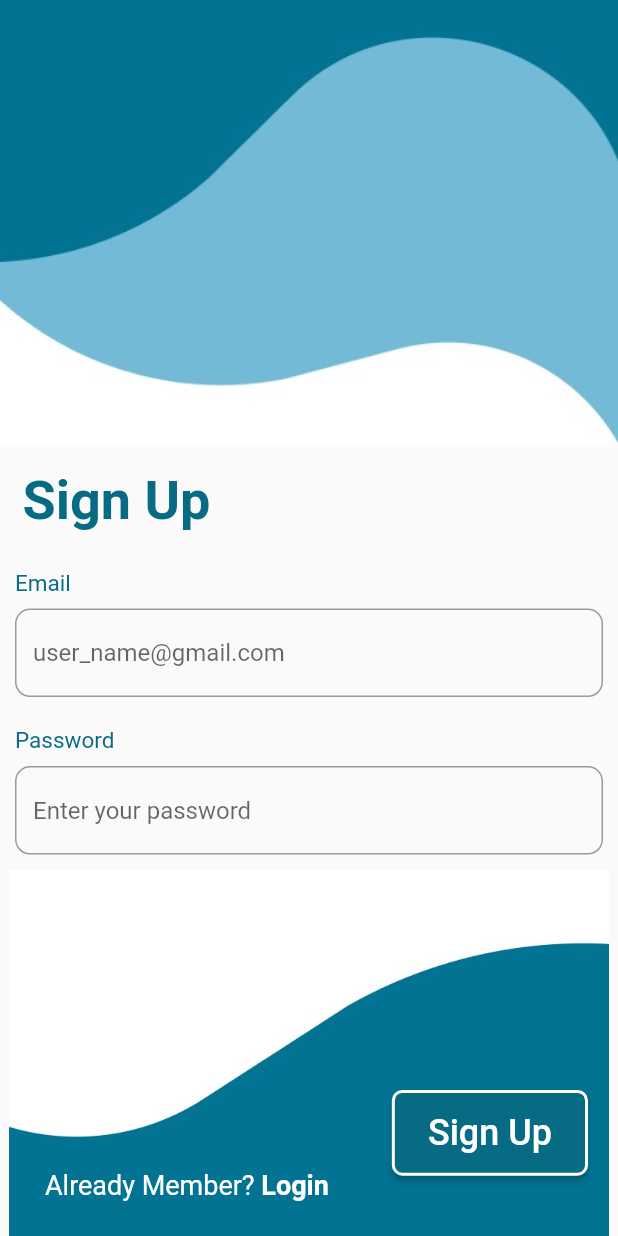
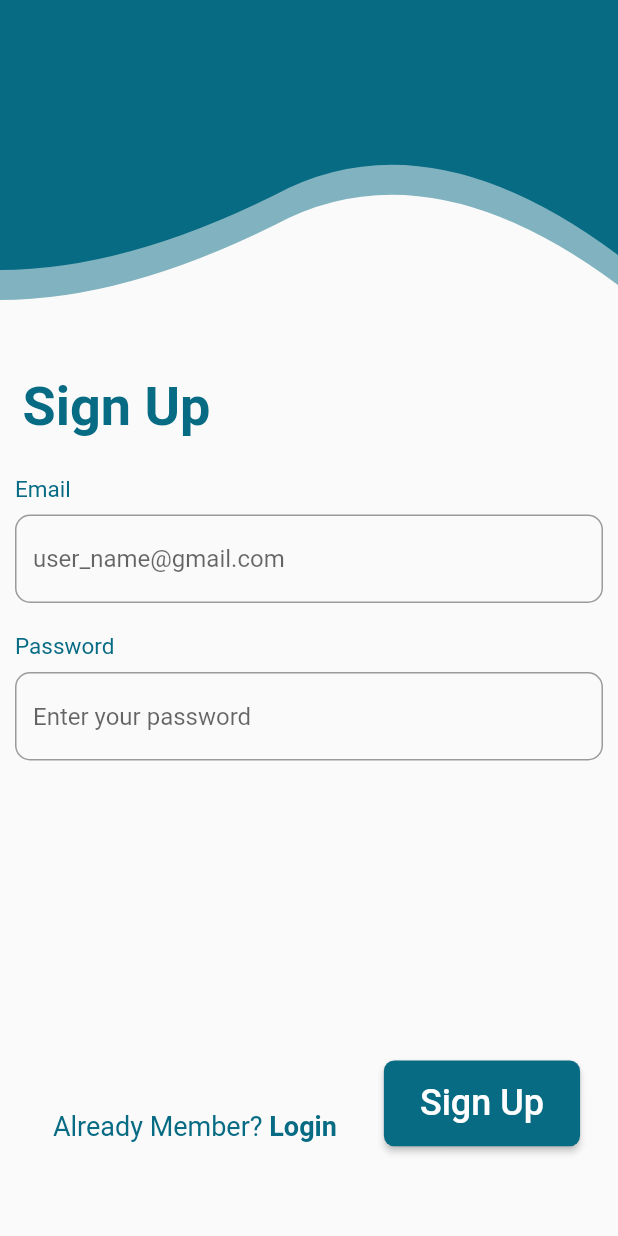
Before and after one commit to ftoome545/Water-Reminder-app, a Flutter app: the SignUpPage screen opened by its route, on a phone screen of 412 x 824 dp. Run offline on Flutter 3.47's test engine with Material 2 defaults, Android fonts, the phone set to English and light mode, and no system bars; drawn by our look-alikes of modal_progress_hud_nsn; our stand-ins replace another_flushbar, audioplayers, cloud_firestore, firebase_auth, firebase_core, flutter_local_notifications and 2 more; accounts and stored records are empty.

Commit message:
edit the UI of both sign up and log in page

```diff
--- a/lib/screens/signUp_page.dart
+++ b/lib/screens/signUp_page.dart
@@ -1,10 +1,13 @@
 import 'package:another_flushbar/flushbar.dart';
 import 'package:flutter/gestures.dart';
 import 'package:flutter/material.dart';
+import 'package:water_reminder_app/widgets/responsive_container.dart';
 import '../model/pages_names.dart';
 import '../widgets/email_password.dart';
 import 'package:firebase_auth/firebase_auth.dart';
 import 'package:modal_progress_hud_nsn/modal_progress_hud_nsn.dart';
+
+import '../widgets/wave_clipper.dart';
 
 class SignUpPage extends StatefulWidget {
   const SignUpPage({super.key});
@@ -36,11 +39,33 @@ class _SignUpPageState extends State<SignUpPage> {
         inAsyncCall: showSpinner,
         child: SingleChildScrollView(
           child: Column(
-            // mainAxisAlignment: MainAxisAlignment.center,
             children: [
-              Image.asset('images/login_image.jpg'),
+              Container(
+                child: Stack(
+                  children: [
+                    Opacity(
+                      opacity: 0.5,
+                      child: ClipPath(
+                        clipper: WaveClipper(),
+                        child: Container(
+                          color: Color.fromARGB(255, 7, 107, 132),
+                          height: 200,
+                        ),
+                      ),
+                    ),
+                    ClipPath(
+                      clipper: WaveClipper(),
+                      child: Container(
+                        color: Color.fromARGB(255, 7, 107, 132),
+                        height: 180,
+                      ),
+                    ),
+                  ],
+                ),
+              ),
               const Padding(
-                padding: EdgeInsets.all(15.0),
+                padding:
+                    EdgeInsets.only(left: 15, right: 15, bottom: 15, top: 50),
                 child: Align(
                   alignment: Alignment.centerLeft,
                   child: Text(
@@ -78,42 +103,38 @@ class _SignUpPageState extends State<SignUpPage> {
               ),
               Stack(
                 children: [
-                  Image.asset(
-                    'images/login_image_2.jpg',
-                    width: 563.0,
-                    height: 270.5,
-                  ),
-                  Row(
+                  ResponsiveContainer(
+                    child: Row(
                       mainAxisAlignment: MainAxisAlignment.spaceAround,
                       children: [
                         Padding(
                           padding: const EdgeInsets.only(
-                          top: 200.0,
-                          left: 10,
-                        ),
+                              top: 220.0, left: 10, right: 20),
                           child: RichText(
                             text: TextSpan(
                                 text: 'Already Member?',
                                 style: const TextStyle(
-                                  fontSize: 18.0, color: Colors.white),
+                                    fontSize: 18.0,
+                                    color: Color.fromARGB(255, 7, 107, 132)),
                                 children: [
                                   TextSpan(
                                       text: ' Login',
                                       style: const TextStyle(
-                                      color: Colors.white,
+                                        color: Color.fromARGB(255, 7, 107, 132),
                                         fontSize: 18.0,
                                         fontWeight: FontWeight.bold,
                                       ),
                                       recognizer: TapGestureRecognizer()
                                         ..onTap = () {
-                                        Navigator.pushNamed(context, logInPage);
+                                          Navigator.pushNamed(
+                                              context, logInPage);
                                         }),
                                 ]),
                           ),
                         ),
                         Padding(
                           padding: const EdgeInsets.only(
-                          top: 130.0,
+                            top: 190.0,
                             left: 2.0,
                           ),
                           child: SizedBox(
@@ -123,8 +144,6 @@ class _SignUpPageState extends State<SignUpPage> {
                               style: ElevatedButton.styleFrom(
                                 shape: RoundedRectangleBorder(
                                   borderRadius: BorderRadius.circular(7),
-                                side: const BorderSide(
-                                    color: Colors.white, width: 2),
                                 ),
                                 backgroundColor:
                                     const Color.fromARGB(255, 7, 107, 132),
@@ -134,13 +153,15 @@ class _SignUpPageState extends State<SignUpPage> {
                                   showSpinner = true;
                                 });
                                 String email = _emailController.text.trim();
-                              String password = _passwordController.text.trim();
+                                String password =
+                                    _passwordController.text.trim();
                                 if (email.isEmpty || password.isEmpty) {
                                   setState(() {
                                     showSpinner = false;
                                   });
                                   Flushbar(
-                                  message: 'Email and password cannot be empty',
+                                    message:
+                                        'Email and password cannot be empty',
                                     duration: const Duration(seconds: 3),
                                     flushbarPosition: FlushbarPosition.BOTTOM,
                                     backgroundColor: Colors.red,
@@ -189,6 +210,7 @@ class _SignUpPageState extends State<SignUpPage> {
                         ),
                       ],
                     ),
+                  ),
                 ],
               )
             ],
--- /dev/null
+++ b/lib/widgets/wave_clipper.dart
@@ -0,0 +1,32 @@
+import 'package:flutter/material.dart';
+
+class WaveClipper extends CustomClipper<Path> {
+  @override
+  Path getClip(Size size) {
+    debugPrint(size.width.toString());
+    var path = new Path();
+    path.lineTo(0, size.height);
+    //P0 first point of quadratic bezier cruve
+    var firstStart = Offset(size.width / 5, size.height);
+    //P1 second point of quadratic bezier cruve
+    var firstEnd = Offset(size.width / 2.25, size.height - 50.0);
+    path.quadraticBezierTo(
+        firstStart.dx, firstStart.dy, firstEnd.dx, firstEnd.dy);
+
+    //second starting point
+    //P3 third point of quadratic bezier cruve
+    var secondStart =
+        Offset(size.width - (size.width / 3.24), size.height - 105);
+    //P4 fourth point of quadratic bezier cruve
+    var secondEnd = Offset(size.width, size.height - 10);
+    path.quadraticBezierTo(
+        secondStart.dx, secondStart.dy, secondEnd.dx, secondEnd.dy);
+    //end with this path if you are making wave
+    path.lineTo(size.width, 0);
+    path.close();
+    return path;
+  }
+
+  @override
+  bool shouldReclip(CustomClipper<Path> oldClipper) => false;
+}
```
Also changed, not shown: lib/screens/home_page.dart (+26 -36 lines), lib/screens/login_page.dart (+45 -18 lines), images/app_logo_clear.png (added). Lines whose indentation alone changed are shown as unchanged.
